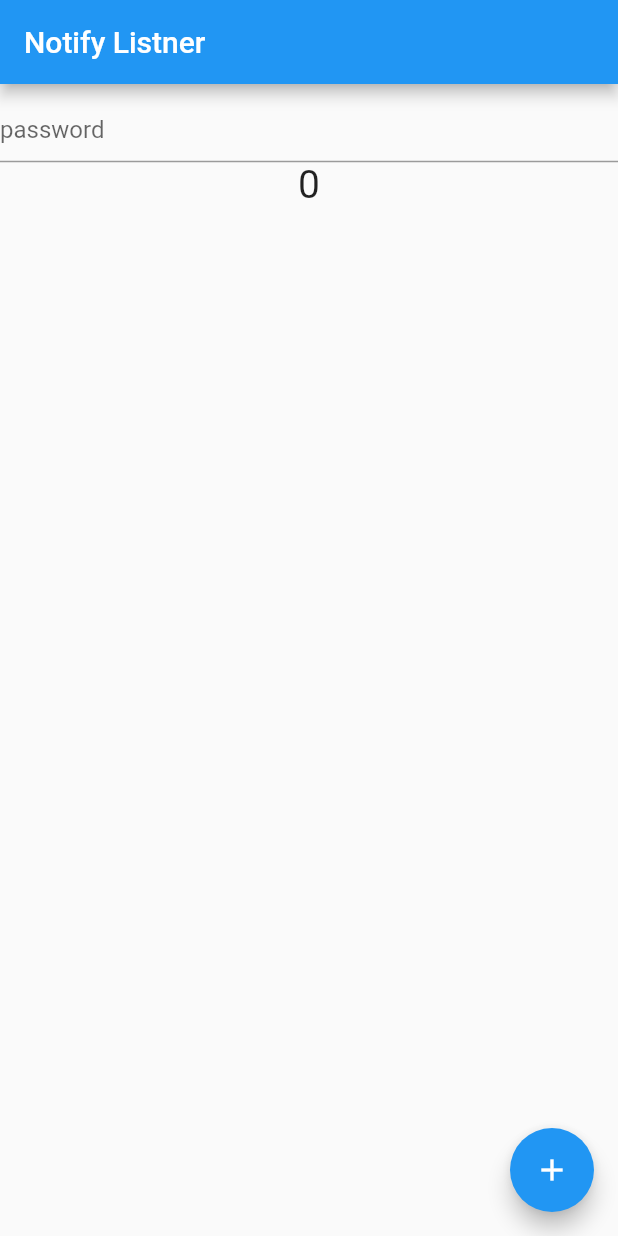
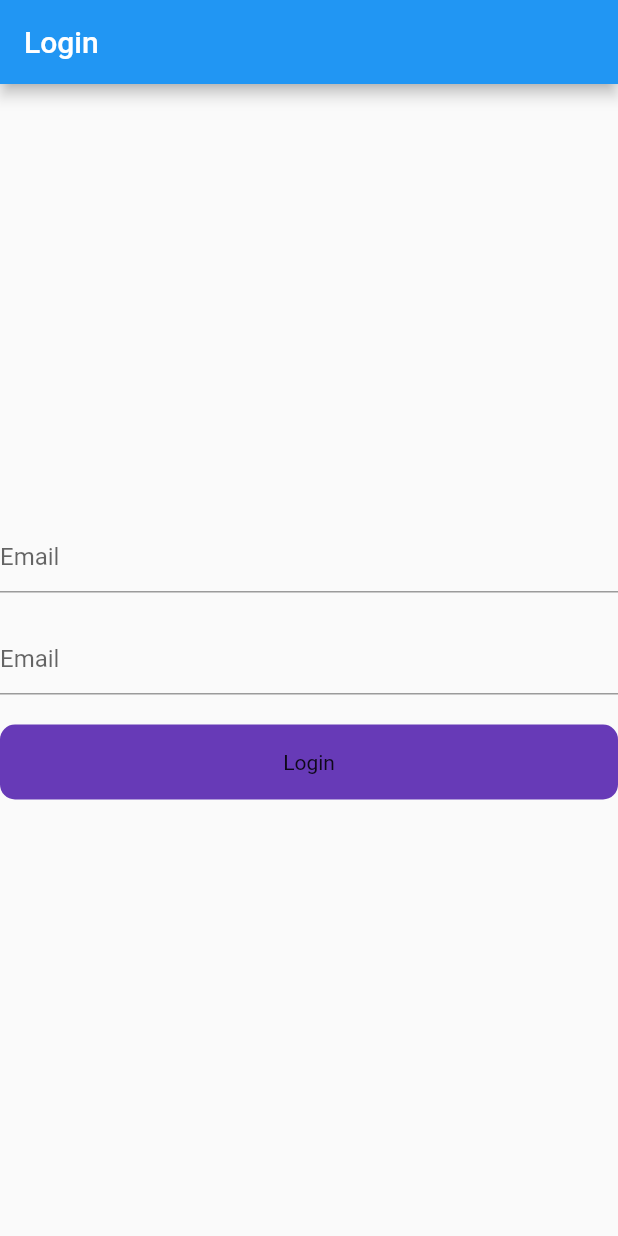
Before and after one commit to jamiul-haque/Flutter_provider, a Flutter app: the screen it shows after launch, on a phone screen of 412 x 824 dp. Run offline on Flutter 3.47's test engine with Material 2 defaults, Android fonts, the phone set to English and light mode, and no system bars.

Commit message:
login with rest api with provider

```diff
--- a/lib/main.dart
+++ b/lib/main.dart
@@ -1,5 +1,6 @@
 import 'package:flutter/material.dart';
 import 'package:provider/provider.dart';
+import 'package:providerr/provider/auth_provider.dart';
 import 'package:providerr/provider/count_provider.dart';
 import 'package:providerr/provider/example_one_provider.dart';
 import 'package:providerr/provider/favourate_provider.dart';
@@ -7,6 +8,7 @@ import 'package:providerr/provider/theme_change_provider.dart';
 import 'package:providerr/screens/dark_theme_sereen.dart';
 import 'package:providerr/screens/examples/example_one.dart';
 import 'package:providerr/screens/favourate/favourate_screen.dart';
+import 'package:providerr/screens/login_screen.dart';
 import 'screens/favourate/value_notify_listner.dart';
 
 void main() {
@@ -25,6 +27,7 @@ class MyApp extends StatelessWidget {
         ChangeNotifierProvider(create: (_) => ExampleOneProvider()),
         ChangeNotifierProvider(create: (_) => FavourateItlemProvider()),
         ChangeNotifierProvider(create: (_) => ThemeChangeProvider()),
+        ChangeNotifierProvider(create: (_) => AuthProvider()),
       ],
       child: Builder(builder: (BuildContext context) {
         return MaterialApp(
@@ -37,7 +40,7 @@ class MyApp extends StatelessWidget {
           darkTheme: ThemeData(
             brightness: Brightness.dark,
           ),
-          home: NotifyListnerScreen(),
+          home: LoginScreen(),
         );
       }),
     );
--- /dev/null
+++ b/lib/provider/auth_provider.dart
@@ -0,0 +1,32 @@
+import 'package:flutter/material.dart';
+import 'package:http/http.dart';
+
+class AuthProvider with ChangeNotifier {
+  bool _loading = false;
+  bool get loading => _loading;
+  setLoding(bool value) {
+    _loading = value;
+    notifyListeners();
+  }
+
+  void login(String email, String passowed) async {
+    setLoding(true);
+    try {
+      Response response =
+          await post(Uri.parse('https://reqres.in/api/login'), body: {
+        'email': email,
+        'password': passowed,
+      });
+      if (response.statusCode == 200) {
+        print('Successfull');
+        setLoding(false);
+      } else {
+        setLoding(false);
+        print('faild');
+      }
+    } catch (e) {
+      setLoding(false);
+      print(e.toString());
+    }
+  }
+}
--- /dev/null
+++ b/lib/screens/login_screen.dart
@@ -0,0 +1,60 @@
+import 'package:flutter/material.dart';
+import 'package:provider/provider.dart';
+import 'package:providerr/provider/auth_provider.dart';
+
+class LoginScreen extends StatefulWidget {
+  const LoginScreen({Key? key}) : super(key: key);
+
+  @override
+  State<LoginScreen> createState() => _LoginScreenState();
+}
+
+class _LoginScreenState extends State<LoginScreen> {
+  TextEditingController emailController = TextEditingController();
+  TextEditingController passwordController = TextEditingController();
+  @override
+  Widget build(BuildContext context) {
+    final authProvider = Provider.of<AuthProvider>(context);
+    return Scaffold(
+      appBar: AppBar(
+        title: const Text('Login'),
+      ),
+      body: Column(
+        mainAxisAlignment: MainAxisAlignment.center,
+        crossAxisAlignment: CrossAxisAlignment.center,
+        children: [
+          TextFormField(
+            controller: emailController,
+            decoration: const InputDecoration(hintText: 'Email'),
+          ),
+          const SizedBox(height: 20),
+          TextFormField(
+            controller: passwordController,
+            decoration: const InputDecoration(hintText: 'Email'),
+          ),
+          const SizedBox(height: 20),
+          InkWell(
+            onTap: () {
+              authProvider.login(
+                emailController.text.toString(),
+                passwordController.text.toString(),
+              );
+            },
+            child: Container(
+              height: 50,
+              decoration: BoxDecoration(
+                color: Colors.deepPurple,
+                borderRadius: BorderRadius.circular(10),
+              ),
+              child: Center(
+                child: authProvider.loading
+                    ? CircularProgressIndicator()
+                    : Text('Login'),
+              ),
+            ),
+          ),
+        ],
+      ),
+    );
+  }
+}
```
